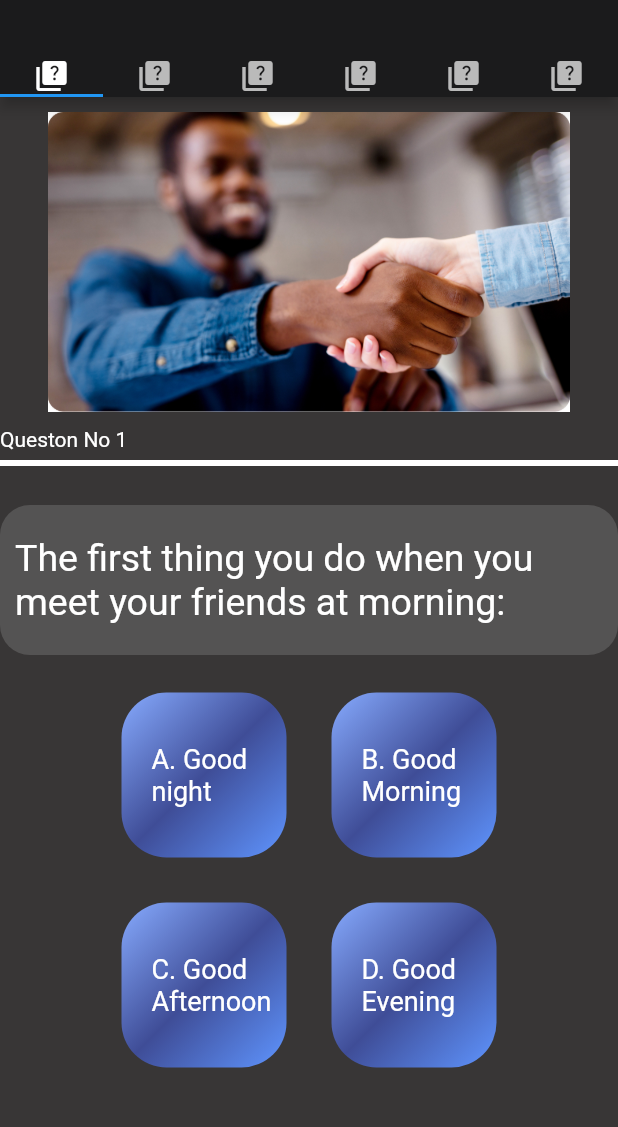
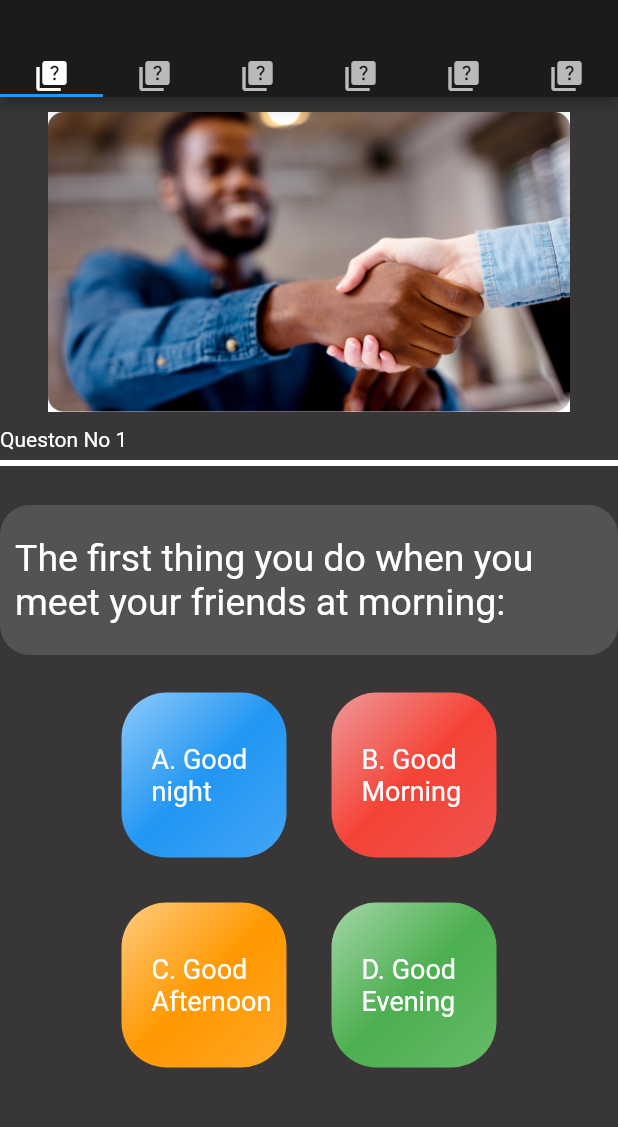
Before and after one commit to mohammad6202/elearningApp, a Flutter app: the Quizz screen opened directly, on a phone screen of 412 x 824 dp, the part 59-1186 px from its top. Run offline on Flutter 3.47's test engine with Material 2 defaults, Android fonts, the phone set to English and light mode, and no system bars; our stand-ins replace audioplayers, video_player; missing offline and left inert: syncfusion_flutter_pdfviewer.

Commit message:
Update quistion.dart
edit btn colors

```diff
--- a/lib/components/quistion.dart
+++ b/lib/components/quistion.dart
@@ -1,4 +1,5 @@
 import 'package:elearning/components/alerts.dart';
+import 'package:elearning/shared/colors.dart';
 import 'package:flutter/material.dart';
 
 class Question extends StatefulWidget {
@@ -28,8 +29,6 @@ class Question extends StatefulWidget {
 }
 
 class _QuestionState extends State<Question> {
-  Color contColor = Color.fromARGB(255, 245, 139, 74);
-
   @override
   Widget build(BuildContext context) {
     return Container(
@@ -91,17 +90,7 @@ class _QuestionState extends State<Question> {
               },
               child: Container(
                   padding: const EdgeInsets.only(left: 20),
-                  decoration: BoxDecoration(
-                      gradient: LinearGradient(
-                          begin: Alignment.topLeft,
-                          end: Alignment.bottomRight,
-                          colors: [
-                            Color.fromARGB(255, 135, 171, 255),
-                            Color.fromARGB(255, 63, 77, 151),
-                            Color.fromARGB(255, 95, 149, 255)
-                          ]),
-                      // color: contColor,
-                      borderRadius: BorderRadius.circular(30)),
+                  decoration: MyColors.buttonBackground(btn_colors.blue),
                   alignment: Alignment.center,
                   height: 110,
                   width: 110,
@@ -131,17 +120,7 @@ class _QuestionState extends State<Question> {
               },
               child: Container(
                   padding: const EdgeInsets.only(left: 20),
-                  decoration: BoxDecoration(
-                      // color: contColor,
-                      gradient: LinearGradient(
-                          begin: Alignment.topLeft,
-                          end: Alignment.bottomRight,
-                          colors: [
-                            Color.fromARGB(255, 135, 171, 255),
-                            Color.fromARGB(255, 63, 77, 151),
-                            Color.fromARGB(255, 95, 149, 255)
-                          ]),
-                      borderRadius: BorderRadius.circular(30)),
+                  decoration: MyColors.buttonBackground(btn_colors.red),
                   alignment: Alignment.center,
                   height: 110,
                   width: 110,
@@ -173,17 +152,7 @@ class _QuestionState extends State<Question> {
               },
               child: Container(
                   padding: const EdgeInsets.only(left: 20),
-                  decoration: BoxDecoration(
-                      gradient: LinearGradient(
-                          begin: Alignment.topLeft,
-                          end: Alignment.bottomRight,
-                          colors: [
-                            Color.fromARGB(255, 135, 171, 255),
-                            Color.fromARGB(255, 63, 77, 151),
-                            Color.fromARGB(255, 95, 149, 255)
-                          ]),
-                      // color: contColor,
-                      borderRadius: BorderRadius.circular(30)),
+                  decoration: MyColors.buttonBackground(btn_colors.orange),
                   alignment: Alignment.center,
                   height: 110,
                   width: 110,
@@ -213,17 +182,7 @@ class _QuestionState extends State<Question> {
               },
               child: Container(
                   padding: const EdgeInsets.only(left: 20),
-                  decoration: BoxDecoration(
-                      gradient: LinearGradient(
-                          begin: Alignment.topLeft,
-                          end: Alignment.bottomRight,
-                          colors: [
-                            Color.fromARGB(255, 135, 171, 255),
-                            Color.fromARGB(255, 63, 77, 151),
-                            Color.fromARGB(255, 95, 149, 255)
-                          ]),
-                      // color: contColor,
-                      borderRadius: BorderRadius.circular(30)),
+                  decoration: MyColors.buttonBackground(btn_colors.green),
                   alignment: Alignment.center,
                   height: 110,
                   width: 110,
```
